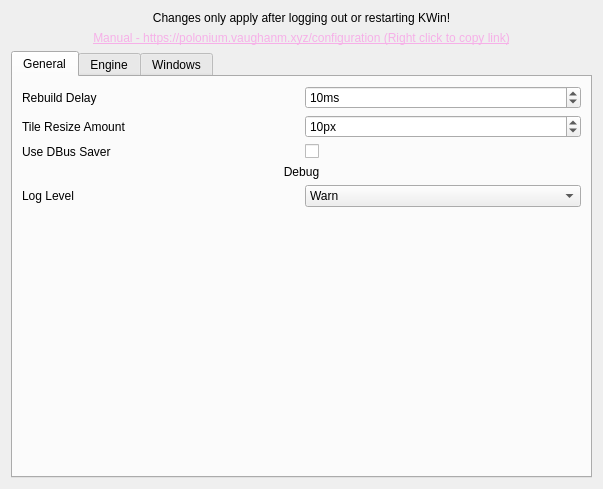
The window that polonium/res/config.ui (Sreinumder/folonium) describes before a commit, drawn with Qt 5.
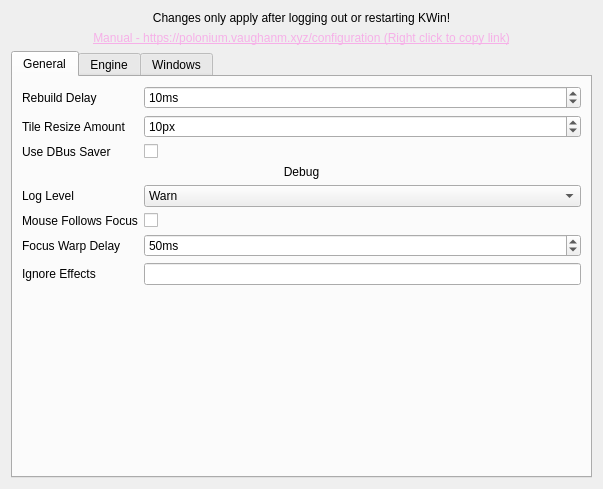
The same window after the commit.

Commit message:
Add mouse-follows-focus warping
Port the missing MouseFollowsFocusHandler: after a keyboard or script
activation settles, or a retile slides the focused window out from
under a still cursor, warp the pointer to the focused window. The
handler ignores its own overview effect, backs off around desktop
switches, and defers to KWin's focus-follows-mouse when the cursor
moved.

Expose the feature in the General settings tab: enable switch, warp
delay, and the effect ids that should suppress it.

What changed in the file:
```diff
--- a/polonium/res/config.ui
+++ b/polonium/res/config.ui
@@ -26,7 +26,7 @@
          <string>General</string>
         </attribute>
         <layout class="QGridLayout" name="gridLayout_10">
-         <item row="6" column="2" colspan="2">
+         <item row="9" column="2" colspan="2">
           <spacer name="generalSpacer">
            <property name="orientation">
             <enum>Qt::Orientation::Vertical</enum>
@@ -39,6 +39,53 @@
            </property>
           </spacer>
          </item>
+         <item row="5" column="2">
+          <widget class="QLabel" name="mouseFollowsFocusLabel">
+           <property name="text">
+            <string>Mouse Follows Focus</string>
+           </property>
+          </widget>
+         </item>
+         <item row="5" column="3">
+          <widget class="QCheckBox" name="kcfg_MouseFollowsFocus">
+           <property name="text">
+            <string/>
+           </property>
+          </widget>
+         </item>
+         <item row="6" column="2">
+          <widget class="QLabel" name="mouseFollowsFocusDelayLabel">
+           <property name="text">
+            <string>Focus Warp Delay</string>
+           </property>
+          </widget>
+         </item>
+         <item row="6" column="3">
+          <widget class="QSpinBox" name="kcfg_MouseFollowsFocusDelay">
+           <property name="suffix">
+            <string>ms</string>
+           </property>
+           <property name="minimum">
+            <number>0</number>
+           </property>
+           <property name="maximum">
+            <number>2000</number>
+           </property>
+           <property name="value">
+            <number>50</number>
+           </property>
+          </widget>
+         </item>
+         <item row="7" column="2">
+          <widget class="QLabel" name="mouseFollowsFocusIgnoreEffectsLabel">
+           <property name="text">
+            <string>Ignore Effects</string>
+           </property>
+          </widget>
+         </item>
+         <item row="7" column="3">
+          <widget class="QLineEdit" name="kcfg_MouseFollowsFocusIgnoreEffects"/>
+         </item>
          <item row="2" column="3">
           <widget class="QCheckBox" name="kcfg_UseDBusSaver">
            <property name="text">
```
The commit also changes 2 other files.
